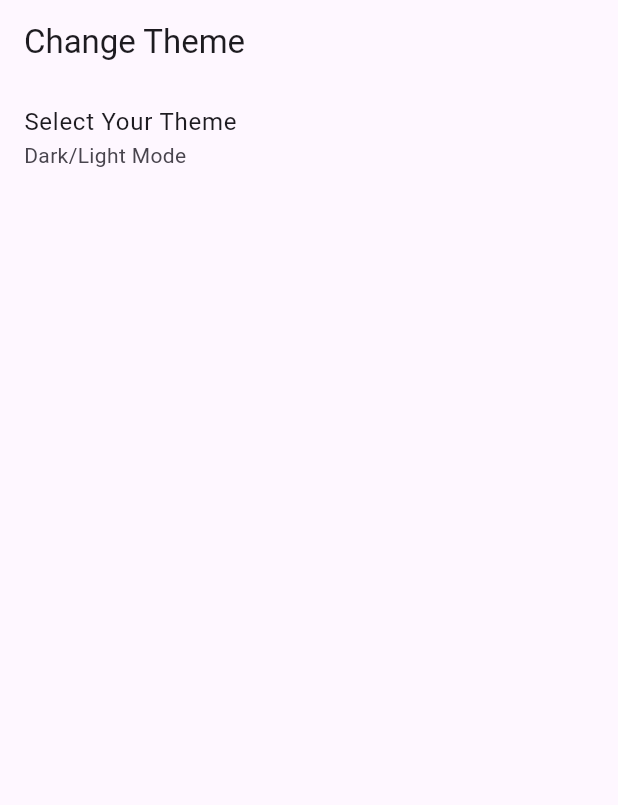
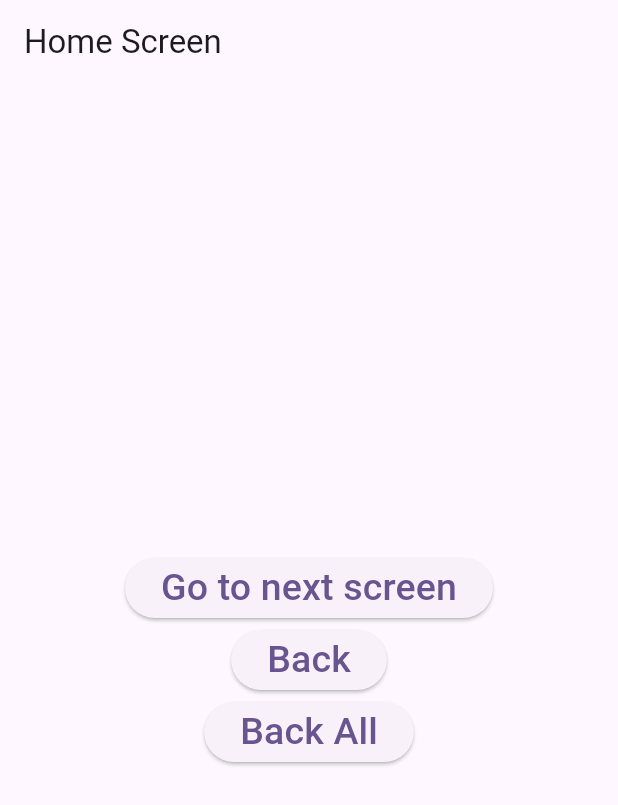
Before and after one commit to busrakk/app-with-getx, a Flutter app: the screen it shows after launch, on a phone screen of 412 x 824 dp. Shown: the top 805 px of the screen. Run offline on Flutter 3.47's test engine with Material 2 defaults, Android fonts, the phone set to English and light mode, and no system bars; our stand-ins replace get.

Commit message:
add screen switching

```diff
--- /dev/null
+++ b/lib/home_screen.dart
@@ -0,0 +1,59 @@
+import 'package:flutter/material.dart';
+import 'package:get/get.dart';
+import 'package:getx/screen_one.dart';
+
+class HomeScreen extends StatefulWidget {
+  const HomeScreen({super.key});
+
+  @override
+  State<HomeScreen> createState() => _HomeScreenState();
+}
+
+class _HomeScreenState extends State<HomeScreen> {
+  @override
+  Widget build(BuildContext context) {
+    return Scaffold(
+      appBar: AppBar(
+        title: const Text("Home Screen"),
+      ),
+      body: Center(
+        child: Column(mainAxisAlignment: MainAxisAlignment.center, children: [
+          ElevatedButton(
+              onPressed: () {
+                Navigator.push(
+                    context,
+                    MaterialPageRoute(
+                      builder: (context) => const ScreenOne(),
+                    ));
+              },
+              child: const Text(
+                "Go to next screen",
+                style: TextStyle(fontSize: 25),
+              )),
+          ElevatedButton(
+              onPressed: () {
+                Get.back();
+              },
+              child: const Text(
+                "Back",
+                style: TextStyle(fontSize: 25),
+              )),
+          ElevatedButton(
+              onPressed: () {
+                // bütün pageleri kaldır
+                // klasik yöntem
+                // Navigator.pushAndRemoveUntil(
+                //     context,
+                //     MaterialPageRoute(builder: (context) => const HomeScreen()),
+                //     (route) => false);
+                Get.offAll(const HomeScreen());
+              },
+              child: const Text(
+                "Back All",
+                style: TextStyle(fontSize: 25),
+              )),
+        ]),
+      ),
+    );
+  }
+}
--- a/lib/main.dart
+++ b/lib/main.dart
@@ -1,6 +1,8 @@
 import 'package:flutter/material.dart';
 import 'package:get/get.dart';
-import 'package:getx/change_theme.dart';
+import 'package:getx/home_screen.dart';
+import 'package:getx/screen_one.dart';
+import 'package:getx/screen_two.dart';
 
 void main() {
   runApp(const MyApp());
@@ -15,11 +17,17 @@ class MyApp extends StatelessWidget {
     return GetMaterialApp(
       title: 'Flutter Demo',
       debugShowCheckedModeBanner: false,
+      // sayfalama
+      getPages: [
+        GetPage(name: "/", page: () => const HomeScreen()),
+        GetPage(name: "/screen1", page: () => const ScreenOne()),
+        GetPage(name: "/screen2", page: () => const ScreenTwo()),
+      ],
       theme: ThemeData(
         colorScheme: ColorScheme.fromSeed(seedColor: Colors.deepPurple),
         useMaterial3: true,
       ),
-      home: const ChangeTheme(),
+      home: const HomeScreen(),
     );
   }
 }
```
Also changed, not shown: lib/screen_one.dart (added, +55 -0 lines), lib/screen_two.dart (added, +45 -0 lines).
